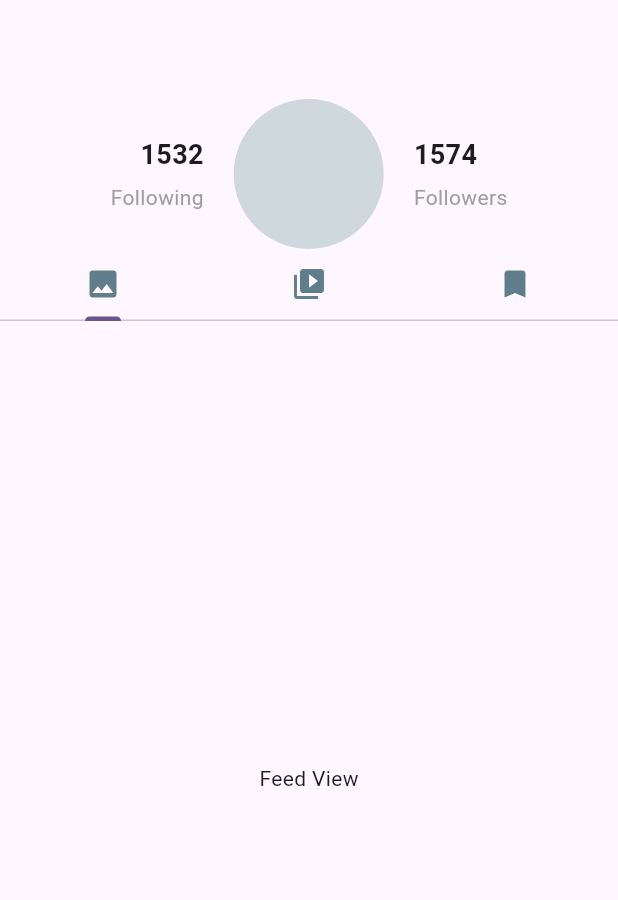
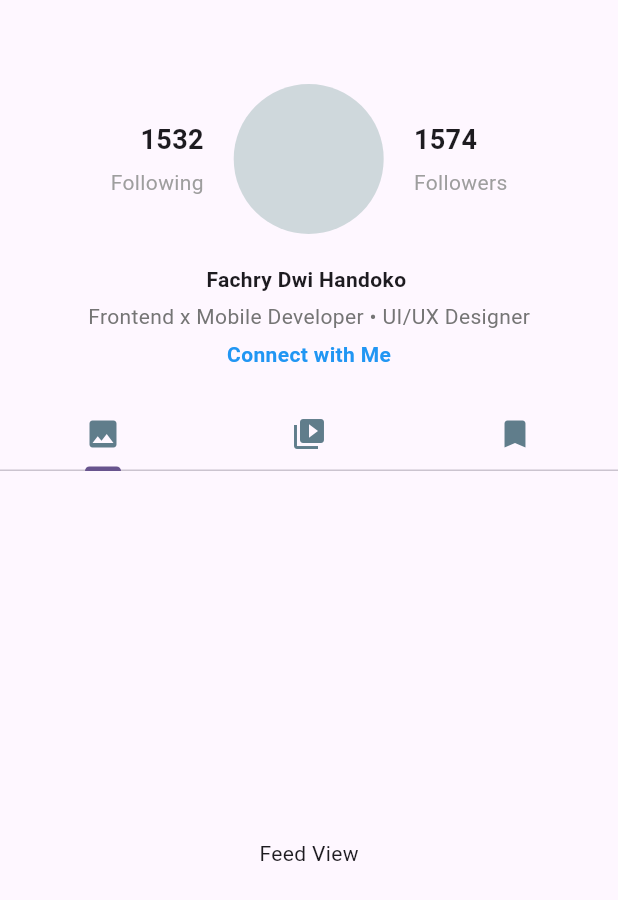
Before and after one commit to Delos-343/IG-Redesign, a Flutter app: the screen it shows after launch, on a phone screen of 412 x 824 dp. Shown: the top 900 px of the screen. Run offline on Flutter 3.47's test engine with Material 3 defaults, Android fonts, the phone set to English and light mode, and no system bars.

Commit message:
Created basic profile structure

```diff
--- a/lib/pages/profile_page.dart
+++ b/lib/pages/profile_page.dart
@@ -62,7 +62,6 @@ class _ProfilePageState extends State<ProfilePage> {
         body: SafeArea(
           child: Column(
             children: [
-              SizedBox(height: 10),
               Row(
                 mainAxisAlignment: MainAxisAlignment.center,
                 children: [
@@ -123,11 +122,42 @@ class _ProfilePageState extends State<ProfilePage> {
                 ],
               ),
 
+              const SizedBox(height: 20),
+
               // Name
+              Row(
+                mainAxisAlignment: MainAxisAlignment.center,
+                children: [
+                  Text(
+                    'Fachry Dwi Handoko ',
+                    style: TextStyle(fontWeight: FontWeight.bold),
+                  ),
+                ],
+              ),
+
+              const SizedBox(height: 5),
 
               // Bio
+              Text(
+                'Frontend x Mobile Developer • UI/UX Designer',
+                style: TextStyle(
+                  color: Colors.grey[600],
+                  fontWeight: FontWeight.w400
+                ),
+              ),
+
+              const SizedBox(height: 5),
 
               // Link
+              Text(
+                'Connect with Me',
+                style: TextStyle(
+                  color: Colors.blue[500],
+                  fontWeight: FontWeight.bold
+                ),
+              ),
+
+              const SizedBox(height: 20),
 
               // Buttons
 
```
